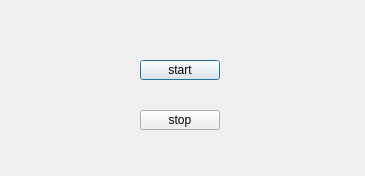
Qt form QtScrcpy/dialog.ui (YunLambert/yun_qtscrcpy) before a commit.
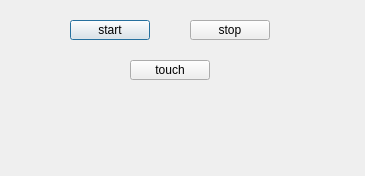
The same form after that commit.

Patch:
```diff
--- a/QtScrcpy/dialog.ui
+++ b/QtScrcpy/dialog.ui
@@ -16,8 +16,8 @@
   <widget class="QPushButton" name="startServerBtn">
    <property name="geometry">
     <rect>
-     <x>140</x>
-     <y>60</y>
+     <x>70</x>
+     <y>20</y>
      <width>80</width>
      <height>20</height>
     </rect>
@@ -29,8 +29,8 @@
   <widget class="QPushButton" name="stopServerBtn">
    <property name="geometry">
     <rect>
-     <x>140</x>
-     <y>110</y>
+     <x>190</x>
+     <y>20</y>
      <width>80</width>
      <height>20</height>
     </rect>
@@ -39,6 +39,19 @@
     <string>stop</string>
    </property>
   </widget>
+  <widget class="QPushButton" name="touchButton">
+   <property name="geometry">
+    <rect>
+     <x>130</x>
+     <y>60</y>
+     <width>80</width>
+     <height>20</height>
+    </rect>
+   </property>
+   <property name="text">
+    <string>touch</string>
+   </property>
+  </widget>
  </widget>
  <layoutdefault spacing="6" margin="11"/>
  <resources/>
```
